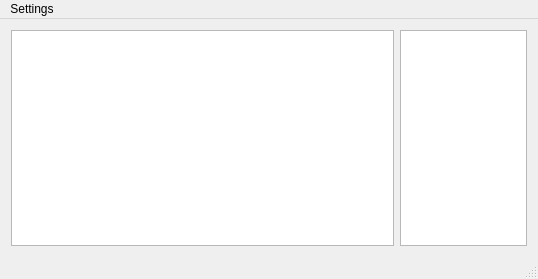
The window that imagemapper.ui (UAV-Concordia/ImageMapper) describes before a commit, drawn with Qt 5.
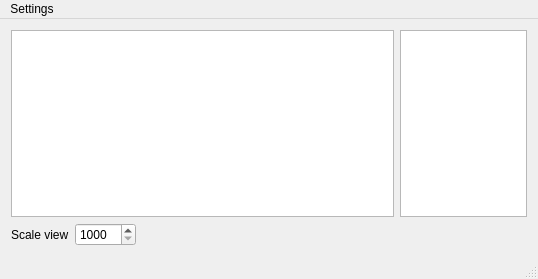
The same window after the commit. Custom widgets are drawn as their Qt base class.

```diff
--- a/imagemapper.ui
+++ b/imagemapper.ui
@@ -29,6 +29,46 @@
       </item>
      </layout>
     </item>
+    <item>
+     <layout class="QHBoxLayout" name="horizontalLayout">
+      <item>
+       <widget class="QLabel" name="label">
+        <property name="text">
+         <string>Scale view</string>
+        </property>
+       </widget>
+      </item>
+      <item>
+       <widget class="QSpinBox" name="spinBox_scale">
+        <property name="minimum">
+         <number>1000</number>
+        </property>
+        <property name="maximum">
+         <number>10000</number>
+        </property>
+        <property name="singleStep">
+         <number>100</number>
+        </property>
+        <property name="value">
+         <number>1000</number>
+        </property>
+       </widget>
+      </item>
+      <item>
+       <spacer name="horizontalSpacer">
+        <property name="orientation">
+         <enum>Qt::Horizontal</enum>
+        </property>
+        <property name="sizeHint" stdset="0">
+         <size>
+          <width>40</width>
+          <height>20</height>
+         </size>
+        </property>
+       </spacer>
+      </item>
+     </layout>
+    </item>
    </layout>
   </widget>
   <widget class="QMenuBar" name="menuBar">
```
